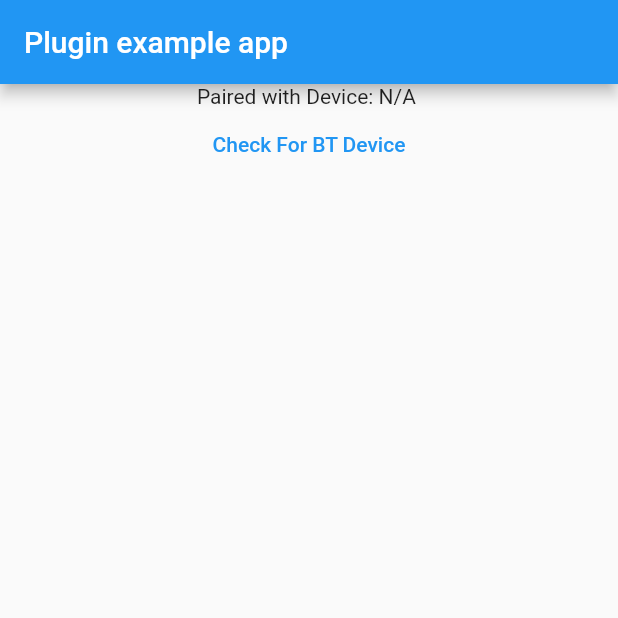
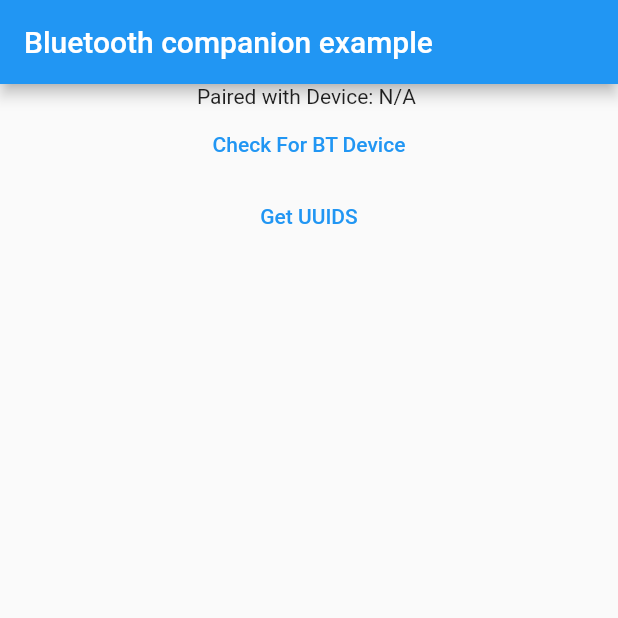
Before and after one commit to weplenish/flutter_bt, a Flutter app: the screen it shows after launch, on a phone screen of 412 x 824 dp, the top half of it. Run offline on Flutter 3.47's test engine with Material 2 defaults, Android fonts, the phone set to English and light mode, and no system bars.

Commit message:
-> 0.0.2

```diff
--- a/example/lib/main.dart
+++ b/example/lib/main.dart
@@ -14,7 +14,8 @@ class MyApp extends StatefulWidget {
 }
 
 class _MyAppState extends State<MyApp> {
-  String _pairedDevice = "N/A";
+  String _lastResult = "N/A";
+  PairedDevice pairedDevice;
 
   @override
   void initState() {
@@ -27,6 +28,7 @@ class _MyAppState extends State<MyApp> {
     PairedDevice pairedDevice;
     // Platform messages may fail, so we use a try/catch PlatformException.
     try {
+      // WePlenish.* matches regex for any BT device that begins with WePlenish
       pairedDevice = await FlutterBt.connect(
           new DeviceAttributes(nameRegex: "WePlenish.*"));
     } on PlatformException {
@@ -41,7 +43,9 @@ class _MyAppState extends State<MyApp> {
     if (!mounted) return;
 
     setState(() {
-      _pairedDevice = pairedDevice != null ? pairedDevice.name : "1";
+      _lastResult = pairedDevice != null
+          ? pairedDevice.name
+          : "Ensure Device is BT scanning";
     });
   }
 
@@ -50,22 +54,33 @@ class _MyAppState extends State<MyApp> {
     return MaterialApp(
       home: Scaffold(
         appBar: AppBar(
-          title: const Text('Plugin example app'),
+          title: const Text('Bluetooth companion example'),
         ),
         body: Center(
           child: Column(
             children: [
-              Text('Paired with Device: $_pairedDevice '),
+              Text('Paired with Device: $_lastResult '),
               TextButton(
                   onPressed: () async {
-                    PairedDevice pairedDevice = await FlutterBt.connect(
+                    final device = await FlutterBt.connect(
                         new DeviceAttributes(nameRegex: "WePlenish.*"));
+
                     setState(() {
-                      _pairedDevice =
-                          pairedDevice != null ? pairedDevice.name : "2";
+                      pairedDevice = device;
+                      _lastResult = pairedDevice != null
+                          ? pairedDevice.name
+                          : "Still N/A";
                     });
                   },
-                  child: Text('Check For BT Device'))
+                  child: Text('Check For BT Device')),
+              TextButton(
+                  onPressed: () async {
+                    final uuids = await pairedDevice.uuids;
+                    setState(() {
+                      _lastResult = uuids.first;
+                    });
+                  },
+                  child: Text('Get UUIDS'))
             ],
           ),
         ),
--- a/lib/flutter_bt.dart
+++ b/lib/flutter_bt.dart
@@ -86,30 +86,37 @@ class DeviceAttributes {
 class PairedDevice {
   final String address;
   final String name;
-  final List<String> uuids;
+  List<String> _uuids;
   final int bondState;
   final int type;
   final BluetoothClass bluetoothClass;
   final MethodChannel _channel;
   final EventChannel _eventChannel;
 
-  PairedDevice(this._channel, this._eventChannel,
+  Future<List<String>> get uuids async {
+    if (_uuids != null) {
+      return _uuids;
+    }
+    _uuids = await this._channel.invokeMethod("GET_UUIDS");
+    return _uuids;
+  }
+
+  PairedDevice(this._channel, this._eventChannel, this._uuids,
       {this.address,
       this.name,
-      this.uuids,
       this.bondState,
       this.type,
       this.bluetoothClass});
 
   factory PairedDevice.fromMap(Map<String, dynamic> map) {
     final address = map['address'].toString();
-    final channel = MethodChannel(address);
-    final eventChannel = EventChannel("event.$address");
+    final channel = MethodChannel("com.weplenish.flutter_bt.$address");
+    final eventChannel =
+        EventChannel("com.weplenish.flutter_bt.event.$address");
 
-    return PairedDevice(channel, eventChannel,
+    return PairedDevice(channel, eventChannel, map['uuids'],
         address: address,
         name: map['name'],
-        uuids: map['uuids'],
         bondState: map['bondState'],
         type: map['type'],
         bluetoothClass: BluetoothClass.fromMap(
```
Also changed, not shown: 3 other files.
